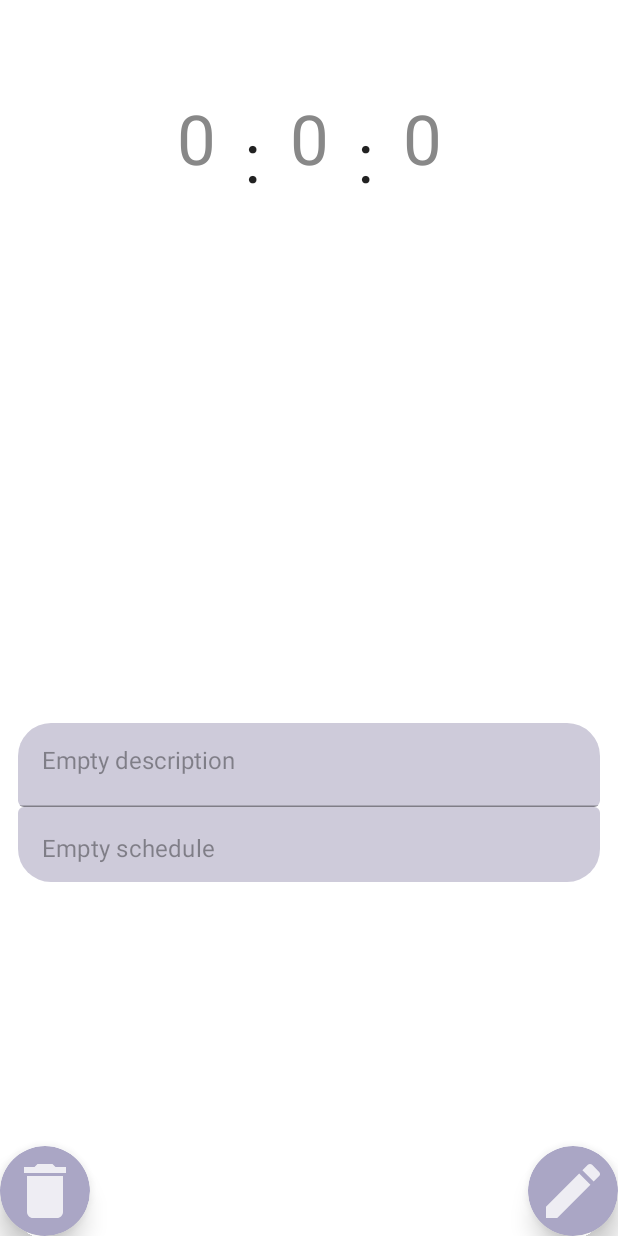
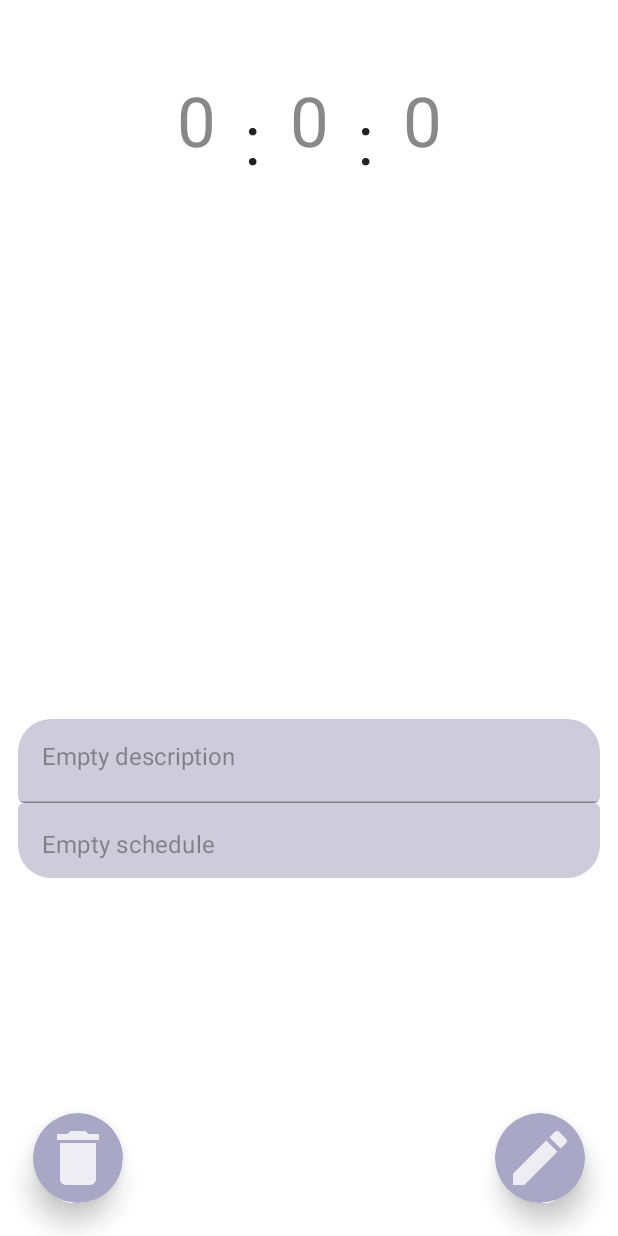
Before and after one commit to dolgovv/IntervalAlarm, an Android app built with Jetpack Compose: the composable DetailsScreen shown on its own in the app's theme, on a phone screen of 412 x 824 dp. Run offline under Robolectric (Android 15) with nearby library versions, the phone set to English and light mode, and no system bars.

Commit message:
Minor UI update
Fixed:
- Float buttons and Screens Main Columns padding

```diff
--- a/app/src/main/java/com/example/intervalalarm/view/common_components/AdditionalInfoCard.kt
+++ b/app/src/main/java/com/example/intervalalarm/view/common_components/AdditionalInfoCard.kt
@@ -115,11 +115,10 @@ fun AdditionalInfoCard(
 
         /** SCHEDULE PICKER */
         TextField(
-            modifier = Modifier.semantics { contentDescription = "Prevent Dialog: Schedule Field" }
-                .clickable {
-                    if (isEditable) {
-                        timePickerDialog.show()
-                    }
+            modifier = Modifier
+                .semantics { contentDescription = "Prevent Dialog: Schedule Field" }
+                .clickable(enabled = isEditable) {
+                    timePickerDialog.show()
                 }
                 .height(50.dp)
                 .fillMaxWidth(),
@@ -130,7 +129,7 @@ fun AdditionalInfoCard(
                 disabledIndicatorColor = Color.Transparent
             ),
             enabled = false,
-            readOnly = !isEditable,
+            readOnly = true,
             shape = MaterialTheme.shapes.small.copy(
                 bottomStart = CornerSize(22.dp),
                 bottomEnd = CornerSize(22.dp)
--- a/app/src/main/java/com/example/intervalalarm/view/common_components/IntervalFloatButton.kt
+++ b/app/src/main/java/com/example/intervalalarm/view/common_components/IntervalFloatButton.kt
@@ -27,8 +27,9 @@ fun IntervalFloatButton(
 ) {
     Surface(
         modifier = Modifier.semantics { contentDescription = "Main Button" }
-            .heightIn(50.dp, 100.dp)
-            .widthIn(50.dp, 170.dp),
+            .heightIn(50.dp, 270.dp)
+            .widthIn(50.dp, 170.dp)
+            .padding(22.dp),
         shape = RoundedCornerShape(50.dp),
         elevation = 10.dp
     ) {
--- a/app/src/main/java/com/example/intervalalarm/view/screens/details/DetailsScreen.kt
+++ b/app/src/main/java/com/example/intervalalarm/view/screens/details/DetailsScreen.kt
@@ -102,7 +102,7 @@ fun DetailsScreen(
     Column(
         modifier = Modifier
             .fillMaxSize()
-            .padding(12.dp), verticalArrangement = Arrangement.Top
+            .padding(horizontal = 12.dp), verticalArrangement = Arrangement.Top
     ) {
 
         /** DELETE DIALOG */
--- a/app/src/main/java/com/example/intervalalarm/view/screens/home/HomeScreen.kt
+++ b/app/src/main/java/com/example/intervalalarm/view/screens/home/HomeScreen.kt
@@ -100,7 +100,8 @@ fun HomeScreen(
                     .clickable { deleteAllAlarms(context) })
         }
 
-        AlarmList(list = list,
+        AlarmList(
+            list = list,
             listState = listState,
             openDetails = {
                 openDetails(it)
--- a/app/src/main/java/com/example/intervalalarm/view/screens/new_alarm/NewAlarmScreen.kt
+++ b/app/src/main/java/com/example/intervalalarm/view/screens/new_alarm/NewAlarmScreen.kt
@@ -56,7 +56,8 @@ fun NewAlarmScreen(
 
     Column(
         modifier = Modifier
-            .fillMaxSize(),
+            .fillMaxSize()
+            .padding(horizontal = 12.dp),
         verticalArrangement = Arrangement.Top
     ) {
 
@@ -161,11 +162,11 @@ fun NewAlarmScreen(
             keyboardController,
             isEditable = true
         )
+    }
 
     Column(
         modifier = Modifier
-                .fillMaxSize()
-                .padding(6.dp),
+            .fillMaxSize(),
         verticalArrangement = Arrangement.Bottom,
         horizontalAlignment = Alignment.End
     ) {
@@ -201,4 +202,3 @@ fun NewAlarmScreen(
         )
     }
 }
-}
```
Lines whose indentation alone changed are shown as unchanged.
